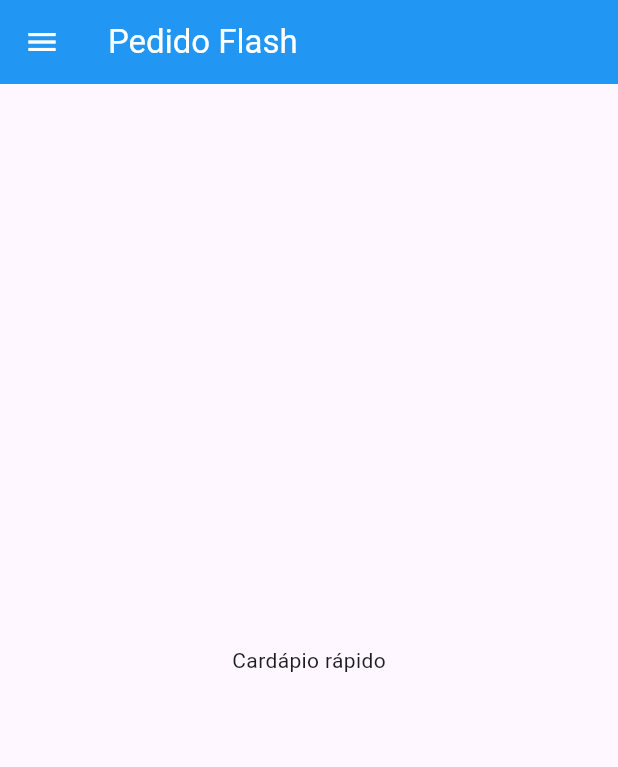
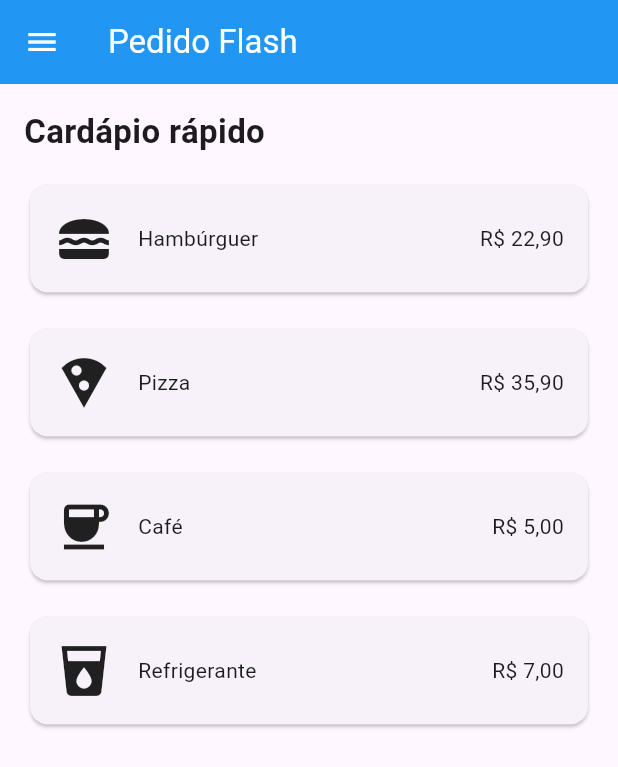
Before and after one commit to Dev-LucasMelo/DAM_UFAPE_2026.2, a Flutter app: the screen it shows after launch, on a phone screen of 412 x 824 dp. Shown: the top 767 px of the screen. Run offline on Flutter 3.47's test engine with Material 3 defaults, Android fonts, the phone set to English and light mode, and no system bars.

Commit message:
feat(cardapio): incluindo cards (itens) do cardápio - atividade 3

```diff
--- a/flutter/atividade-03/pedido_flash/lib/main.dart
+++ b/flutter/atividade-03/pedido_flash/lib/main.dart
@@ -21,7 +21,6 @@ class PedidoFlashApp extends StatelessWidget {
         drawer: Drawer(
           child: Column(
             children: [
-
               const SizedBox(
                 height: 80,
                 child: Padding(
@@ -71,7 +70,86 @@ class PedidoFlashApp extends StatelessWidget {
             ],
           ),
         ),
-        body: const Center(child: Text('Cardápio rápido')),
+        body: Padding(
+          padding: const EdgeInsets.all(16),
+          child: Column(
+            crossAxisAlignment: CrossAxisAlignment.start,
+            children: [
+              const Text(
+                'Cardápio rápido',
+                style: TextStyle(fontSize: 22, fontWeight: FontWeight.bold),
+              ),
+
+              const SizedBox(height: 16),
+
+              Card(
+                child: Padding(
+                  padding: const EdgeInsets.all(16),
+                  child: Row(
+                    children: [
+                      const Icon(Icons.lunch_dining, size: 40),
+                      const SizedBox(width: 16),
+                      const Text('Hambúrguer'),
+                      const Spacer(),
+                      const Text('R\$ 22,90'),
+                    ],
+                  ),
+                ),
+              ),
+
+              const SizedBox(height: 16),
+
+              Card(
+                child: Padding(
+                  padding: const EdgeInsets.all(16),
+                  child: Row(
+                    children: [
+                      const Icon(Icons.local_pizza, size: 40),
+                      const SizedBox(width: 16),
+                      const Text('Pizza'),
+                      const Spacer(),
+                      const Text('R\$ 35,90'),
+                    ],
+                  ),
+                ),
+              ),
+
+              const SizedBox(height: 16),
+
+              Card(
+                child: Padding(
+                  padding: const EdgeInsets.all(16),
+                  child: Row(
+                    children: [
+                      const Icon(Icons.coffee, size: 40),
+                      const SizedBox(width: 16),
+                      const Text('Café'),
+                      const Spacer(),
+                      const Text('R\$ 5,00'),
+                    ],
+                  ),
+                ),
+              ),
+
+              const SizedBox(height: 16),
+
+              Card(
+                child: Padding(
+                  padding: const EdgeInsets.all(16),
+                  child: Row(
+                    children: [
+                      const Icon(Icons.local_drink, size: 40),
+                      const SizedBox(width: 16),
+                      const Text('Refrigerante'),
+                      const Spacer(),
+                      const Text('R\$ 7,00'),
+                    ],
+                  ),
+                ),
+              ),
+            ],
+          ),
+        ),
       ),
     );
   }
```
